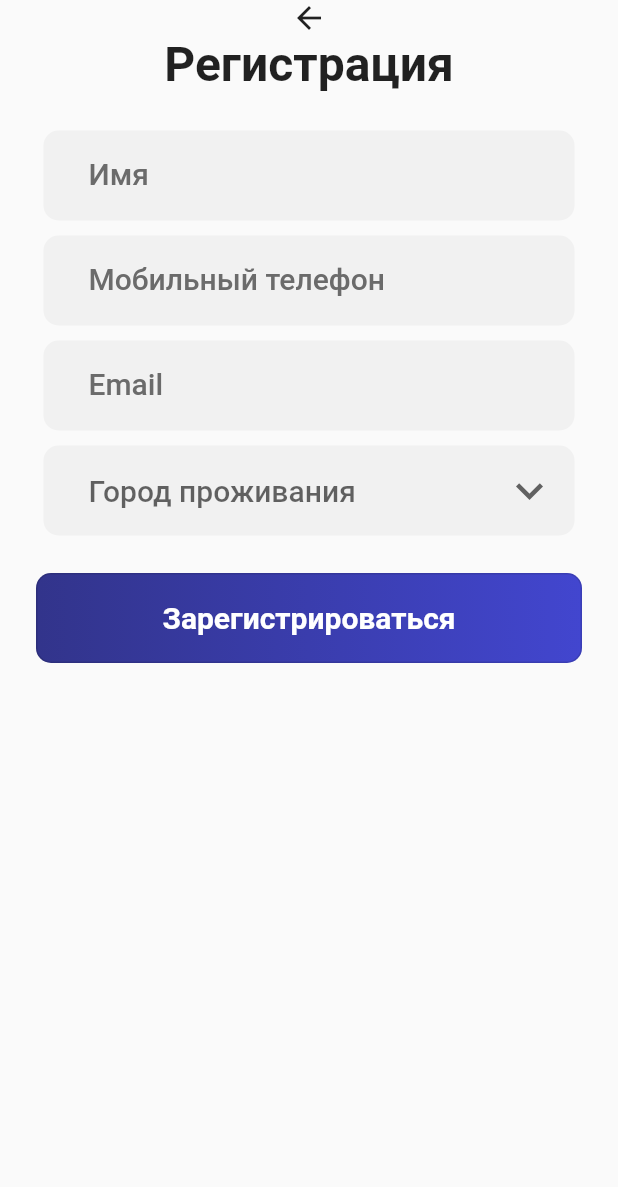
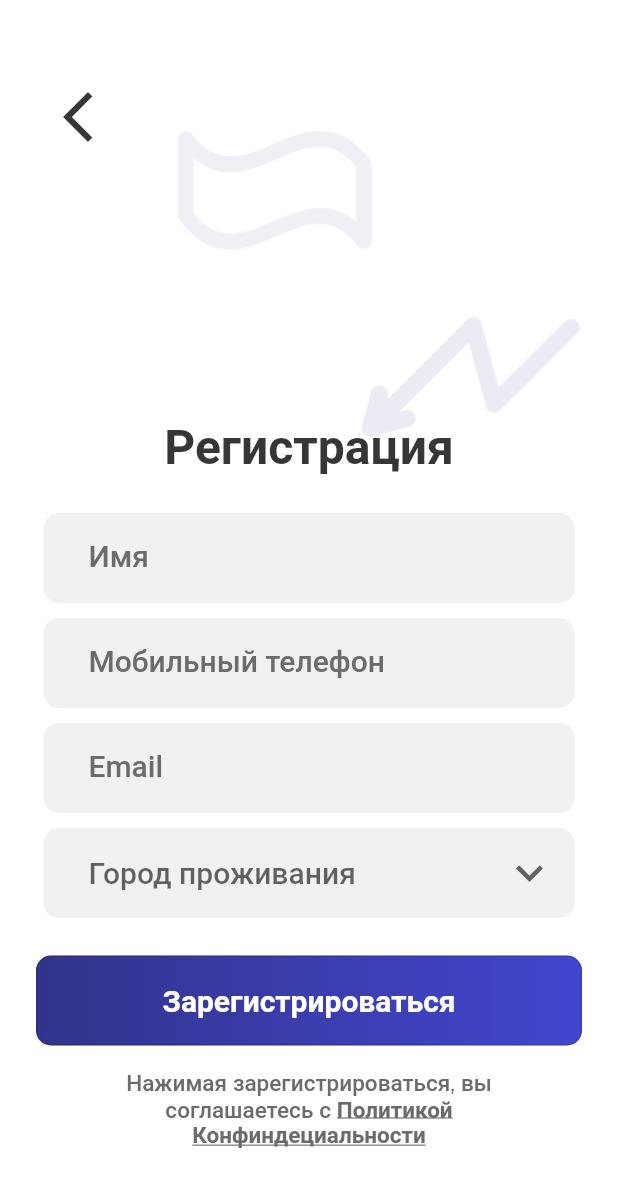
Before and after one commit to alexeynau/flutter-course, a Flutter app: the screen it shows after launch, on a phone screen of 412 x 824 dp. Shown: the top 1187 px of the screen. Run offline on Flutter 3.47's test engine with Material 2 defaults, Android fonts, the phone set to English and light mode, and no system bars; our stand-ins replace carousel_slider, flutter_svg.

Commit message:
all widgets done

```diff
--- a/regostration_page/lib/reg_page.dart
+++ b/regostration_page/lib/reg_page.dart
@@ -33,10 +33,39 @@ class _RegPageState extends State<RegPage> {
   @override
   Widget build(BuildContext context) {
     return Scaffold(
+      backgroundColor: Colors.white,
       body: SafeArea(
+        child: Container(
+          decoration: BoxDecoration(
+            image: DecorationImage(
+                image: Image.asset('assets/images/background.png').image),
+          ),
           child: Column(
+            mainAxisAlignment: MainAxisAlignment.spaceBetween,
             children: [
-            const Icon(Icons.arrow_back),
+              SizedBox(
+                child: Column(
+                  crossAxisAlignment: CrossAxisAlignment.end,
+                  children: [
+                    Row(
+                      mainAxisAlignment: MainAxisAlignment.start,
+                      children: [
+                        Padding(
+                          padding: const EdgeInsets.only(left: 24, top: 50),
+                          child: IconButton(
+                            iconSize: 40,
+                            onPressed: () {},
+                            icon: const Icon(
+                              Icons.arrow_back_ios_new_outlined,
+                              color: Color(0xFF363636),
+                            ),
+                          ),
+                        ),
+                      ],
+                    ),
+                  ],
+                ),
+              ),
               Column(
                 mainAxisAlignment: MainAxisAlignment.end,
                 children: [
@@ -45,6 +74,7 @@ class _RegPageState extends State<RegPage> {
                     'Регистрация',
                     textAlign: TextAlign.center,
                     style: TextStyle(
+                      color: Color(0xFF363636),
                       fontWeight: FontWeight.w800,
                       fontSize: 32,
                     ),
@@ -70,7 +100,9 @@ class _RegPageState extends State<RegPage> {
                           padding: const EdgeInsets.all(5.0),
                           child: MyDropDownFormField(
                             hintText: 'Город проживания',
-                          items: {for (var element in _citiesList) element : element },
+                            items: {
+                              for (var element in _citiesList) element: element
+                            },
                           ),
                         )
                       ],
@@ -84,11 +116,42 @@ class _RegPageState extends State<RegPage> {
                       label: 'Зарегистрироваться',
                     ),
                   ),
+
+                  // private policy agreement
+                  Padding(
+                    padding: const EdgeInsets.only(
+                        top: 15, left: 60, right: 60, bottom: 58),
+                    child: RichText(
+                      textAlign: TextAlign.center,
+                      text: const TextSpan(
+                        text: 'Нажимая зарегистрироваться, вы соглашаетесь с ',
+                        style: TextStyle(
+                            fontFamily: 'Montserrat',
+                            fontWeight: FontWeight.w400,
+                            fontSize: 15,
+                            color: Color(0xFF6B6B6B)),
+                        children: <TextSpan>[
+                          TextSpan(
+                            mouseCursor: MaterialStateMouseCursor.clickable,
+                            text: 'Политикой Конфиндециальности',
+                            style: TextStyle(
+                              decoration: TextDecoration.underline,
+                              fontFamily: 'Montserrat',
+                              fontWeight: FontWeight.w600,
+                              fontSize: 15,
+                              color: Color(0xFF6B6B6B),
+                            ),
+                          ),
+                        ],
+                      ),
+                    ),
+                  ),
                 ],
               ),
             ],
           ),
         ),
+      ),
     );
   }
 }
--- a/regostration_page/lib/ui/form_fields/dropdown_form_field/dropdown_form_field.dart
+++ b/regostration_page/lib/ui/form_fields/dropdown_form_field/dropdown_form_field.dart
@@ -27,8 +27,11 @@ class _MyDropDownFormFieldState extends State<MyDropDownFormField> {
     return SizedBox(
       width: 380,
       height: 60,
+      child: Container(
+        constraints: const BoxConstraints(maxWidth: 380),
         child: DropdownButtonFormField(
           validator: (value) => value == null ? hintText : null,
+          elevation: 0,
           value: null,
           items: _dropDownItems,
           onChanged: (e) {},
@@ -64,6 +67,7 @@ class _MyDropDownFormFieldState extends State<MyDropDownFormField> {
             contentPadding: const EdgeInsets.fromLTRB(30, 0, 21, 36),
           ),
         ),
+      ),
     );
   }
 }
--- a/regostration_page/lib/ui/form_fields/text_form_field/text_form_field.dart
+++ b/regostration_page/lib/ui/form_fields/text_form_field/text_form_field.dart
@@ -10,6 +10,11 @@ class MyTextFromField extends StatelessWidget {
       width: 380,
       height: 60,
       child: TextFormField(
+        style: const TextStyle(
+          fontWeight: FontWeight.w500,
+          fontSize: 20.0,
+          color: Color(0xFF6B6B6B),
+        ),
         decoration: InputDecoration(
           filled: true,
           fillColor: const Color(0xFFF1F1F1),
```
Also changed, not shown: regostration_page/pubspec.yaml (+9 -0 lines), regostration_page/assets/fonts/Montserrat-Regular.ttf (added), regostration_page/assets/fonts/Montserrat-SemiBold.ttf (added), regostration_page/assets/images/background.png (added). Lines whose indentation alone changed are shown as unchanged.
